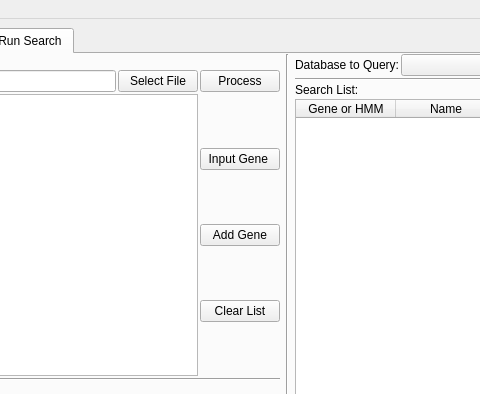
Before: the Qt Designer form guiGenbank.ui in emzodls/clusterArch, drawn with Qt 5; both pictures show x 145 to 625 and y 0 to 394 of the 865 by 715 pixel window.
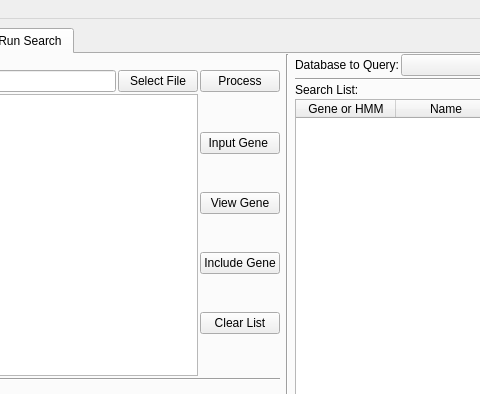
After: the same form once the commit is applied. The open tabs and pages were chosen to show the change.

Commit message: added way to edit and view gene sequence TO DO: 1. Test in windows 2. HMM builder (?)

What changed in the file:
```diff
--- a/guiGenbank.ui
+++ b/guiGenbank.ui
@@ -1623,7 +1623,7 @@
              </layout>
             </item>
             <item>
-             <layout class="QHBoxLayout" name="horizontalLayout_10" stretch="0,0">
+             <layout class="QHBoxLayout" name="horizontalLayout_10" stretch="1,0">
               <item>
                <widget class="QListWidget" name="geneList">
                 <property name="sizePolicy">
@@ -1642,7 +1642,7 @@
                 <property name="spacing">
                  <number>0</number>
                 </property>
-                <item>
+                <item alignment="Qt::AlignHCenter">
                  <widget class="QPushButton" name="addGeneSeqBtn">
                   <property name="sizePolicy">
                    <sizepolicy hsizetype="Fixed" vsizetype="Fixed">
@@ -1656,6 +1656,13 @@
                  </widget>
                 </item>
                 <item>
+                 <widget class="QPushButton" name="editGeneBtn">
+                  <property name="text">
+                   <string>View Gene</string>
+                  </property>
+                 </widget>
+                </item>
+                <item alignment="Qt::AlignHCenter">
                  <widget class="QPushButton" name="addGeneBtn">
                   <property name="sizePolicy">
                    <sizepolicy hsizetype="Fixed" vsizetype="Fixed">
@@ -1664,11 +1671,11 @@
                    </sizepolicy>
                   </property>
                   <property name="text">
-                   <string>Add Gene</string>
+                   <string>Include Gene</string>
                   </property>
                  </widget>
                 </item>
-                <item>
+                <item alignment="Qt::AlignHCenter">
                  <widget class="QPushButton" name="clearGeneBtn">
                   <property name="sizePolicy">
                    <sizepolicy hsizetype="Fixed" vsizetype="Fixed">
```
Left out of the diff: 6 changed lines with no effect on the pictures. The commit also changes 4 other files.
